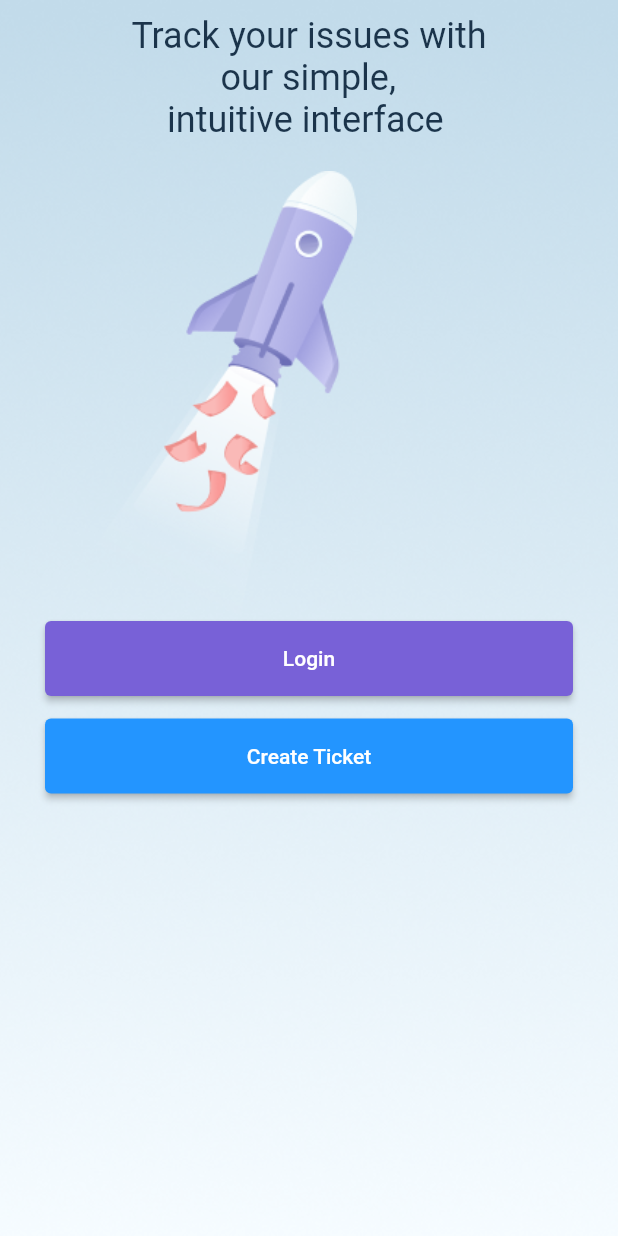
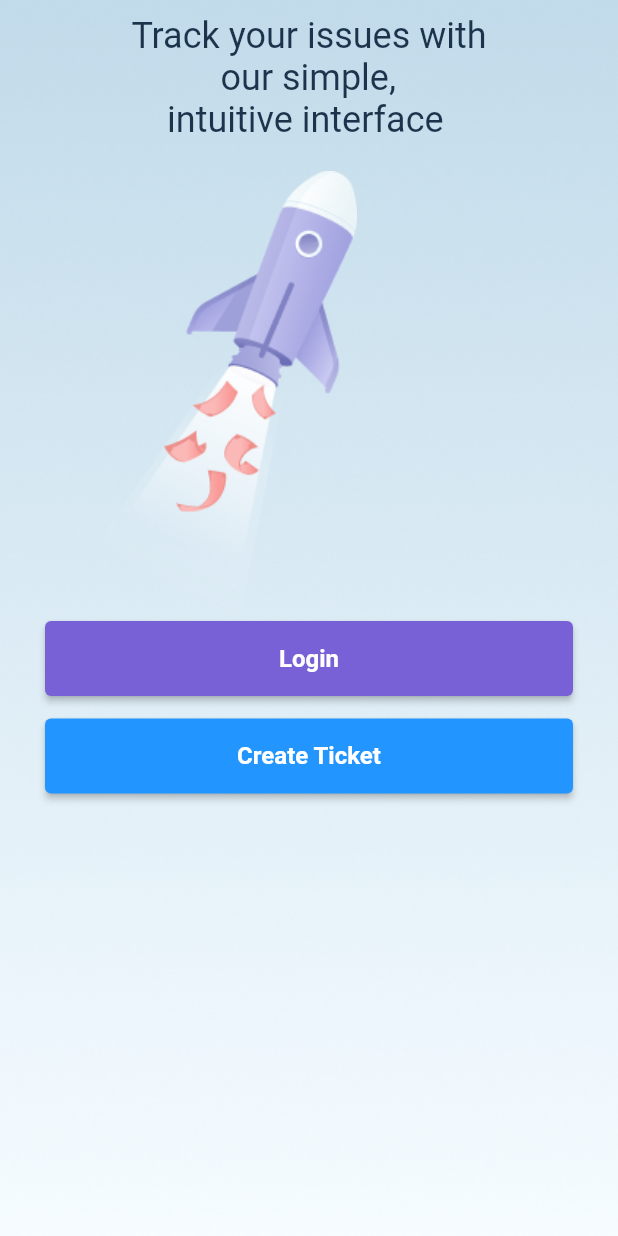
Before and after one commit to faizal6916/help_us_app, a Flutter app: the screen it shows after launch, on a phone screen of 412 x 824 dp. Run offline on Flutter 3.47's test engine with Material 2 defaults, Android fonts, the light colour scheme and no system bars; our stand-ins replace file_picker.

```diff
--- a/lib/Loginhome.dart
+++ b/lib/Loginhome.dart
@@ -37,7 +37,7 @@ class _LoginhomeState extends State<Loginhome> {
                   onPressed: (){
                     Navigator.pushNamed(context, '/loginscreen');
                   },
-                  child: Text('Login'),
+                  child: Text('Login',style: TextStyle(color: Colors.white,fontWeight: FontWeight.bold,fontSize: 16),),
                   style: ElevatedButton.styleFrom(
                     minimumSize: Size(MediaQuery.of(context).size.width, 50),
                     primary: Color(0xFF7861D7),
@@ -49,7 +49,7 @@ class _LoginhomeState extends State<Loginhome> {
                 onPressed: (){
                   //Navigator.pushNamed(context, '/loginscreen');
                 },
-                child: Text('Create Ticket'),
+                child: Text('Create Ticket',style: TextStyle(color: Colors.white,fontWeight: FontWeight.bold,fontSize: 16),),
                 style: ElevatedButton.styleFrom(
                   minimumSize: Size(MediaQuery.of(context).size.width, 50),
                   primary: Color(0xFF2395FF),
```
Also changed, not shown: lib/Login.dart (+23 -0 lines).
